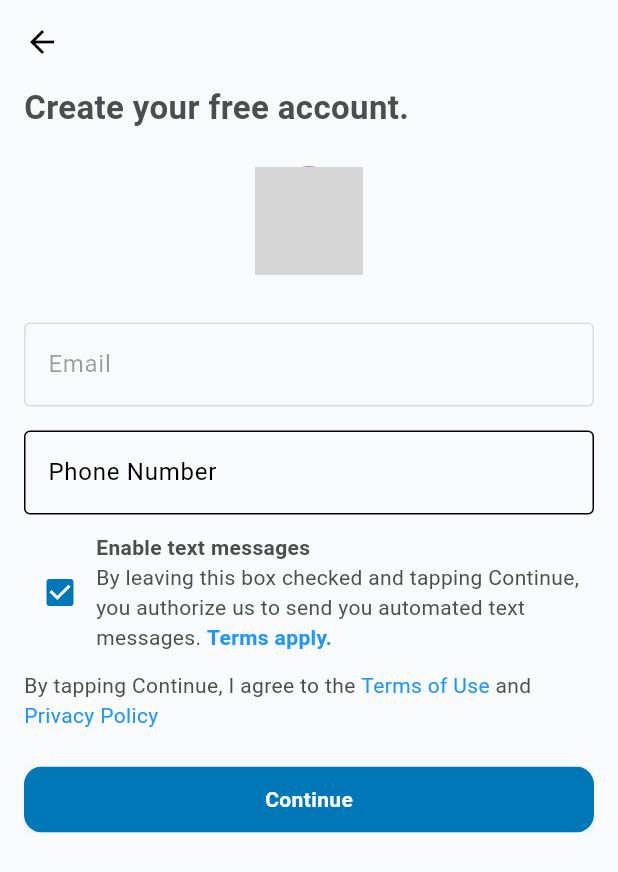
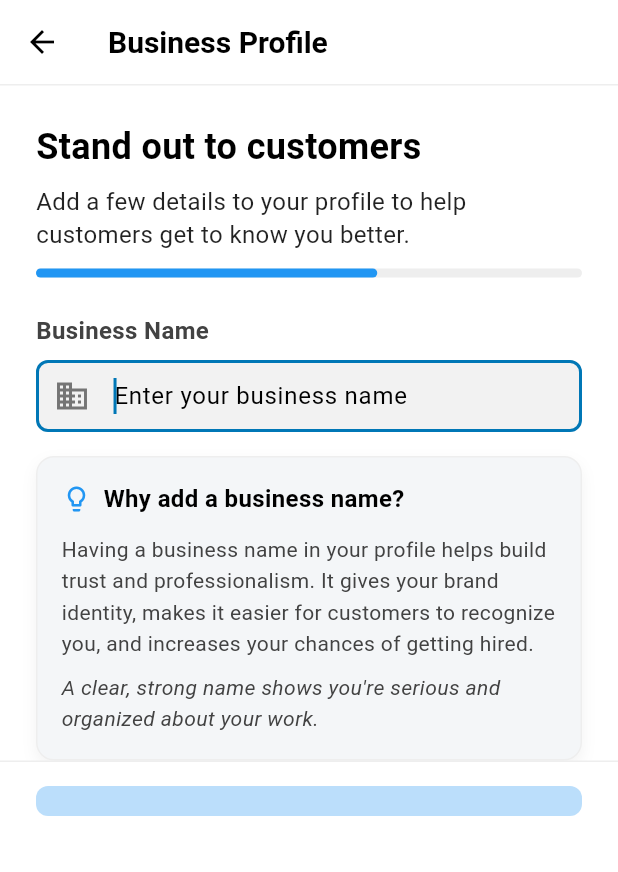
Before and after one commit to Lead-Generation-Market-Place/yalpax_pro, a Flutter app: the FifthStep screen opened by its route, on a phone screen of 412 x 824 dp. Shown: the top 872 px of the screen. Run offline on Flutter 3.47's test engine with Material 3 defaults, Android fonts, the phone set to English and light mode, and no system bars; our stand-ins replace device_info_plus, fluttertoast, get, google_sign_in, image_picker, logger and 4 more; accounts and stored records are empty; project files that could hold a hidden picture were left out; grey boxes are pictures that could not be loaded.

Commit message:
fixed fourth step

```diff
--- a/lib/feature/auth/controllers/auth_controller.dart
+++ b/lib/feature/auth/controllers/auth_controller.dart
@@ -710,4 +710,5 @@ class AuthController extends GetxController {
       },
     );
   }
+  final TextEditingController businessNameController = TextEditingController();
 }
--- a/lib/feature/auth/views/pro_signup/fifth_step.dart
+++ b/lib/feature/auth/views/pro_signup/fifth_step.dart
@@ -2,6 +2,7 @@ import 'package:flutter/material.dart';
 import 'package:get/get.dart';
 import 'package:yalpax_pro/core/routes/routes.dart';
 import 'package:yalpax_pro/core/widgets/custom_button.dart';
+import 'package:yalpax_pro/core/widgets/custom_input.dart';
 import 'package:yalpax_pro/feature/auth/controllers/auth_controller.dart';
 
 class FifthStep extends GetView<AuthController> {
@@ -9,131 +10,242 @@ class FifthStep extends GetView<AuthController> {
 
   @override
   Widget build(BuildContext context) {
+    final formKey = GlobalKey<FormState>();
+    final theme = Theme.of(context);
+    final isDarkMode = theme.brightness == Brightness.dark;
+
     return Scaffold(
+      backgroundColor: isDarkMode ? Colors.grey[900] : Colors.white,
       appBar: AppBar(
-        leading: BackButton(color: Colors.black),
+        title: Text(
+          'Business Profile',
+          style: TextStyle(
+            color: isDarkMode ? Colors.white : Colors.black,
+            fontWeight: FontWeight.w600,
+          ),
+        ),
+        backgroundColor: isDarkMode ? Colors.grey[900] : Colors.white,
         elevation: 0,
-        backgroundColor: Colors.transparent,
+        leading: IconButton(
+          icon: Icon(Icons.arrow_back,
+              color: isDarkMode ? Colors.white : Colors.black),
+          onPressed: () => Get.back(),
+        ),
+        bottom: PreferredSize(
+          preferredSize: const Size.fromHeight(1.0),
+          child: Divider(
+            height: 1,
+            thickness: 1,
+            color: isDarkMode ? Colors.grey[800] : Colors.grey[200],
+          ),
+        ),
       ),
-      body: Padding(
-        padding: const EdgeInsets.symmetric(horizontal: 16.0),
-        child: Obx(() {
-          return Column(
-            crossAxisAlignment: CrossAxisAlignment.start,
+      body: SafeArea(
+        child: Form(
+          key: formKey,
+          child: ListView(
+
             children: [
-              const Text(
-                'Create your free account.',
-                style: TextStyle(fontSize: 22, fontWeight: FontWeight.bold),
-              ),
-              const SizedBox(height: 24),
-
-              // Avatar + Name
-              Center(
+              // Header Section
+              Padding(
+                padding: const EdgeInsets.fromLTRB(24, 24, 24, 12),
                 child: Column(
+                  crossAxisAlignment: CrossAxisAlignment.start,
                   children: [
-                    const CircleAvatar(
-                      radius: 36,
-                      backgroundImage: AssetImage(
-                        'assets/images/avatar_placeholder.png',
+                    Text(
+                      'Stand out to customers',
+                      style: TextStyle(
+                        fontSize: 24,
+                        fontWeight: FontWeight.bold,
+                        color: isDarkMode ? Colors.white : Colors.black,
                       ),
                     ),
                     const SizedBox(height: 8),
-                    // Text(
-                    //   controller.fullName.value, // e.g. "Feroz Durrani"
-                    //   style: const TextStyle(
-                    //     fontWeight: FontWeight.bold,
-                    //     fontSize: 16,
-                    // ),
-                    // ),
+                    Text(
+                      'Add a few details to your profile to help customers get to know you better.',
+                      style: TextStyle(
+                        fontSize: 16,
+                        color: isDarkMode ? Colors.grey[400] : Colors.black87,
+                        height: 1.4,
+                      ),
+                    ),
                   ],
+                ),
+              ),
+
+              // Progress Indicator
+              Padding(
+                padding: const EdgeInsets.symmetric(horizontal: 24),
+                child: LinearProgressIndicator(
+                  value: 0.625, // 5/8 steps completed
+                  backgroundColor: isDarkMode ? Colors.grey[800] : Colors.grey[200],
+                  valueColor: AlwaysStoppedAnimation<Color>(
+                    isDarkMode ? Colors.blue[300]! : Colors.blue,
+                  ),
+                  minHeight: 6,
+                  borderRadius: BorderRadius.circular(3),
                 ),
               ),
               const SizedBox(height: 24),
 
-              // Email (non-editable)
-              TextFormField(
-                initialValue: controller.email.value,
-                enabled: false,
-                decoration: const InputDecoration(
-                  labelText: 'Email',
-                  border: OutlineInputBorder(),
+              // Business Name Section
+              Padding(
+                padding: const EdgeInsets.symmetric(horizontal: 24),
+                child: Text(
+                  'Business Name',
+                  style: TextStyle(
+                    fontSize: 16,
+                    fontWeight: FontWeight.w600,
+                    color: isDarkMode ? Colors.grey[300] : Colors.grey[800],
+                  ),
                 ),
               ),
-              const SizedBox(height: 16),
-
-              // Phone input
-              TextField(
-                controller: controller.phoneController,
-                keyboardType: TextInputType.phone,
-                decoration: const InputDecoration(
-                  labelText: 'Phone Number',
-                  hintText: '(937) 056-3174',
-                  border: OutlineInputBorder(),
+              Padding(
+                padding: const EdgeInsets.fromLTRB(24, 8, 24, 16),
+                child: CustomInput(
+                  label: '',
+                  hint: 'Enter your business name',
+                  autofocus: true,
+                  prefixIcon: Icon(
+                    Icons.business,
+                    color: isDarkMode ? Colors.grey[500] : Colors.grey[600],
+                  ),
+                  keyboardType: TextInputType.text,
+                  controller: controller.businessNameController,
+                  validator: (value) {
+                    if (value == null || value.isEmpty) {
+                      return 'Please enter your business name';
+                    }
+                    if (value.length < 3) {
+                      return 'Name should be at least 3 characters';
+                    }
+                    return null;
+                  },
+                  onChanged: (value) {
+                    // This will trigger the button color change
+                    controller.update();
+                  },
                 ),
               ),
-              const SizedBox(height: 12),
 
-              // Checkbox
-              Row(
-                children: [
-                  Checkbox(
-                    value: controller.enableTextMessages.value,
-                    onChanged: (val) =>
-                        controller.enableTextMessages.value = val ?? false,
+              // Business Card Section
+              Padding(
+                padding: const EdgeInsets.symmetric(horizontal: 24),
+                child: Container(
+                  decoration: BoxDecoration(
+                    color: isDarkMode ? Colors.grey[800] : const Color(0xFFF4F6F8),
+                    borderRadius: BorderRadius.circular(12),
+                    boxShadow: [
+                      BoxShadow(
+                        color: Colors.black.withOpacity(0.05),
+                        blurRadius: 8,
+                        offset: const Offset(0, 4),
+                      ),
+                    ],
+                    border: Border.all(
+                      color: isDarkMode ? Colors.grey[700]! : Colors.grey[200]!,
+                      width: 1,
+                    ),
                   ),
-                  const Expanded(
-                    child: Text.rich(
-                      TextSpan(
-                        text: 'Enable text messages\n',
-                        style: TextStyle(fontWeight: FontWeight.bold),
+                  padding: const EdgeInsets.all(16),
+                  child: Column(
+                    crossAxisAlignment: CrossAxisAlignment.start,
+                    children: [
+                      Row(
                         children: [
-                          TextSpan(
-                            text:
-                                'By leaving this box checked and tapping Continue, you authorize us to send you automated text messages. ',
-                            style: TextStyle(fontWeight: FontWeight.normal),
+                          Icon(
+                            Icons.lightbulb_outline,
+                            color: isDarkMode ? Colors.amber[300] : Colors.blue,
+                            size: 20,
                           ),
-                          TextSpan(
-                            text: 'Terms apply.',
-                            style: TextStyle(color: Colors.blue),
+                          const SizedBox(width: 8),
+                          Text(
+                            'Why add a business name?',
+                            style: TextStyle(
+                              fontSize: 16,
+                              fontWeight: FontWeight.w600,
+                              color: isDarkMode ? Colors.white : Colors.black,
+                            ),
                           ),
                         ],
                       ),
+                      const SizedBox(height: 12),
+                      Text(
+                        'Having a business name in your profile helps build trust and professionalism. '
+                        'It gives your brand identity, makes it easier for customers to recognize you, '
+                        'and increases your chances of getting hired.',
+                        style: TextStyle(
+                          fontSize: 14,
+                          color: isDarkMode ? Colors.grey[400] : Colors.grey[800],
+                          height: 1.5,
+                        ),
+                      ),
+                      const SizedBox(height: 8),
+                      Text(
+                        'A clear, strong name shows you\'re serious and organized about your work.',
+                        style: TextStyle(
+                          fontSize: 14,
+                          color: isDarkMode ? Colors.grey[400] : Colors.grey[800],
+                          height: 1.5,
+                          fontStyle: FontStyle.italic,
+                        ),
+                      ),
+                    ],
+                  ),
+                ),
+              ),
+
+              const Spacer(),
+
+              // Bottom Button Section
+              Container(
+                padding: const EdgeInsets.symmetric(horizontal: 24, vertical: 16),
+                decoration: BoxDecoration(
+                  color: isDarkMode ? Colors.grey[900] : Colors.white,
+                  border: Border(
+                    top: BorderSide(
+                      color: isDarkMode ? Colors.grey[800]! : Colors.grey[200]!,
+                      width: 1,
                     ),
                   ),
-                ],
-              ),
-              const SizedBox(height: 12),
-
-              // Terms + Privacy
-              const Text.rich(
-                TextSpan(
-                  text: 'By tapping Continue, I agree to the ',
-                  children: [
-                    TextSpan(
-                      text: 'Terms of Use',
-                      style: TextStyle(color: Colors.blue),
+                ),
+                child: Obx(
+                  () => SizedBox(
+                    width: double.infinity,
+                    height: 20,
+                    child: ElevatedButton(
+                      onPressed: () {
+                        if (formKey.currentState!.validate()) {
+                          Get.toNamed(Routes.eightStep);
+                        }
+                      },
+                      style: ElevatedButton.styleFrom(
+                        backgroundColor: controller.businessNameController.text.trim().isEmpty
+                            ? (isDarkMode ? Colors.grey[700] : Colors.blue[100])
+                            : (isDarkMode ? Colors.blue[600] : Colors.blue),
+                        shape: RoundedRectangleBorder(
+                          borderRadius: BorderRadius.circular(8),
+                        ),
+                        elevation: 0,
+                        padding: const EdgeInsets.symmetric(vertical: 12),
+                      ),
+                      child: Text(
+                        'Continue',
+                        style: TextStyle(
+                          fontWeight: FontWeight.w600,
+                          fontSize: 16,
+                          color: controller.businessNameController.text.trim().isEmpty
+                              ? (isDarkMode ? Colors.grey[500] : Colors.blue[300])
+                              : Colors.white,
+                        ),
+                      ),
                     ),
-                    TextSpan(text: ' and '),
-                    TextSpan(
-                      text: 'Privacy Policy',
-                      style: TextStyle(color: Colors.blue),
-                    ),
-                  ],
+                  ),
                 ),
               ),
-              const SizedBox(height: 24),
-
-              // Continue button
-              CustomButton(
-                text: 'Continue',
-                onPressed: () {
-                  Get.toNamed(Routes.sixthstep);
-                  controller.registerUser();
-                },
-              ),
             ],
-          );
-        }),
+          ),
+        ),
       ),
     );
   }
--- a/lib/feature/auth/views/pro_signup/fourth_step.dart
+++ b/lib/feature/auth/views/pro_signup/fourth_step.dart
@@ -12,24 +12,17 @@ class FourthStep extends GetView<AuthController> {
   return Scaffold(
     backgroundColor: Colors.white,
     body: SafeArea(
+      child: Center(
+        child: Padding(
+          padding: const EdgeInsets.symmetric(horizontal: 24),
           child: Column(
+            mainAxisSize: MainAxisSize.min, // Important to center vertically
+            crossAxisAlignment: CrossAxisAlignment.stretch,
             children: [
-            const SizedBox(height: 40),
-
-            // Illustration
-            Center(
-              child: Image.asset(
-                'assets/images/business_profile.png', // Replace with actual image asset
-                height: 250,
-              ),
-            ),
-
               const SizedBox(height: 32),
 
               // Stepper / Progress
-            Padding(
-              padding: const EdgeInsets.symmetric(horizontal: 24),
-              child: Column(
+              Column(
                 crossAxisAlignment: CrossAxisAlignment.start,
                 children: const [
                   Row(
@@ -86,20 +79,16 @@ class FourthStep extends GetView<AuthController> {
                   ),
                 ],
               ),
-            ),
 
-            const Spacer(),
+              const SizedBox(height: 32),
 
               // Next button
-            Padding(
-              padding: const EdgeInsets.symmetric(horizontal: 16, vertical: 20),
-              child: SizedBox(
+              SizedBox(
                 width: double.infinity,
                 height: 50,
                 child: ElevatedButton(
                   onPressed: () {
-                    // Navigate to next screen
-                    Get.toNamed(Routes.seventhStep);
+                    Get.toNamed(Routes.fifthStep);
                   },
                   style: ElevatedButton.styleFrom(
                     backgroundColor: Colors.lightBlue,
@@ -113,11 +102,13 @@ class FourthStep extends GetView<AuthController> {
                   ),
                 ),
               ),
+            ],
           ),
-          ],
+        ),
       ),
     ),
   );
 }
 
+
 }
```
Lines whose indentation alone changed are shown as unchanged.
